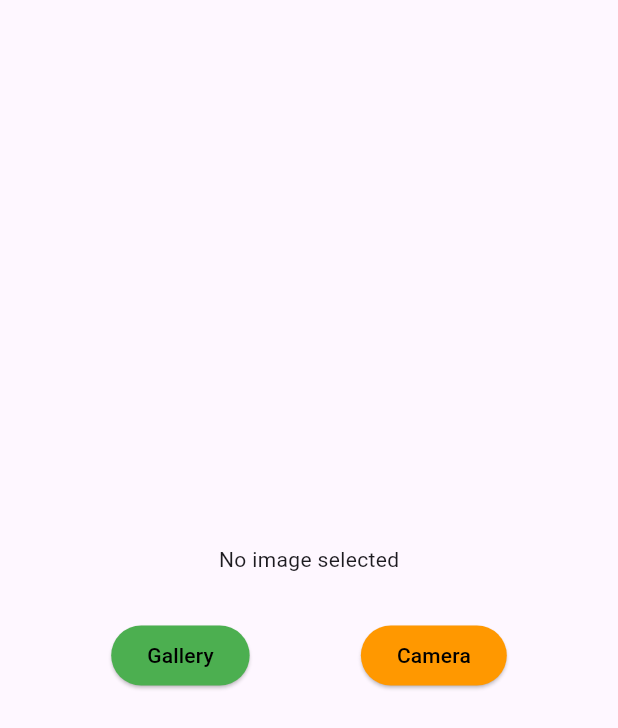
After one commit to Udithhh/flutterToolKit, a Flutter app: the MyImage screen opened directly, on a phone screen of 412 x 824 dp. The commit adds this screen. Shown: the top 728 px of the screen. Run offline on Flutter 3.47's test engine with Material 3 defaults, Android fonts, the phone set to English and light mode, and no system bars; our stand-ins replace fluttertoast, image_picker.

Commit message:
23-12-2024

```diff
--- /dev/null
+++ b/lib/pickers/imagePicker.dart
@@ -0,0 +1,78 @@
+import 'dart:io';
+
+import 'package:flutter/material.dart';
+import 'package:image_picker/image_picker.dart';
+
+class MyImage extends StatefulWidget {
+  const MyImage({super.key});
+
+  @override
+  State<MyImage> createState() => _MyImageState();
+}
+
+class _MyImageState extends State<MyImage> {
+  File? _image;
+  final ImagePicker _picker = ImagePicker();
+  @override
+  Widget build(BuildContext context) {
+    return Scaffold(
+      body: Center(
+        child: Column(
+          mainAxisAlignment: MainAxisAlignment.center,
+          children: [
+            _image != null
+                ? Image.file(
+                    _image!,
+                    height: 200,
+                    width: 200,
+                    fit: BoxFit.cover,
+                  )
+                : Text("No image selected"),
+            const SizedBox(
+              height: 30,
+            ),
+            Row(
+              mainAxisAlignment: MainAxisAlignment.spaceEvenly,
+              children: [
+                ElevatedButton(
+                    style: ElevatedButton.styleFrom(
+                      backgroundColor: Colors.green,
+                      foregroundColor: Colors.black,
+                    ),
+                    onPressed: _imageFromGallery,
+                    child: Text("Gallery")),
+                ElevatedButton(
+                    style: ElevatedButton.styleFrom(
+                      backgroundColor: Colors.orange,
+                      foregroundColor: Colors.black,
+                    ),
+                    onPressed: _imageFromCamera,
+                    child: Text("Camera"))
+              ],
+            )
+          ],
+        ),
+      ),
+    );
+  }
+
+  Future<void> _imageFromGallery() async {
+    final XFile? pickedFile =
+        await _picker.pickImage(source: ImageSource.gallery);
+    if (pickedFile != null) {
+      setState(() {
+        _image = File(pickedFile.path);
+      });
+    }
+  }
+
+  Future<void> _imageFromCamera() async {
+    final XFile? pickedFile =
+        await _picker.pickImage(source: ImageSource.camera);
+    if (pickedFile != null) {
+      setState(() {
+        _image = File(pickedFile.path);
+      });
+    }
+  }
+}
--- a/lib/pickers/timePicker.dart
+++ b/lib/pickers/timePicker.dart
@@ -1,3 +1,5 @@
+// ignore_for_file: file_names
+
 import 'package:flutter/material.dart';
 
 class MyTimePicker extends StatefulWidget {
--- a/pubspec.yaml
+++ b/pubspec.yaml
@@ -34,6 +34,8 @@ dependencies:
   # The following adds the Cupertino Icons font to your application.
   # Use with the CupertinoIcons class for iOS style icons.
   cupertino_icons: ^1.0.8
+  image_picker: ^1.1.2
+  fluttertoast: ^8.2.10
 
 dev_dependencies:
   flutter_test:
```
Also changed, not shown: lib/checkbox/myCheckbox.dart (added, +62 -0 lines), lib/drop down/mydrop.dart (+6 -3 lines), lib/main.dart (+8 -1 lines), lib/pop up messages/MyDialogue.dart (added, +37 -0 lines), lib/pop up messages/myAlert.dart (added, +46 -0 lines), lib/pop up messages/myFlutterToast.dart (added, +35 -0 lines), pubspec.lock, 11 other files.
